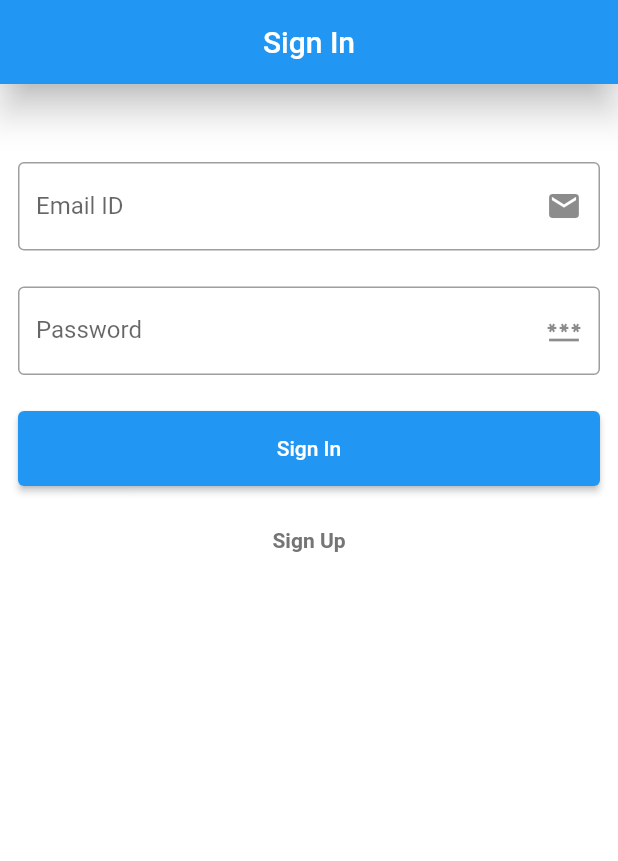
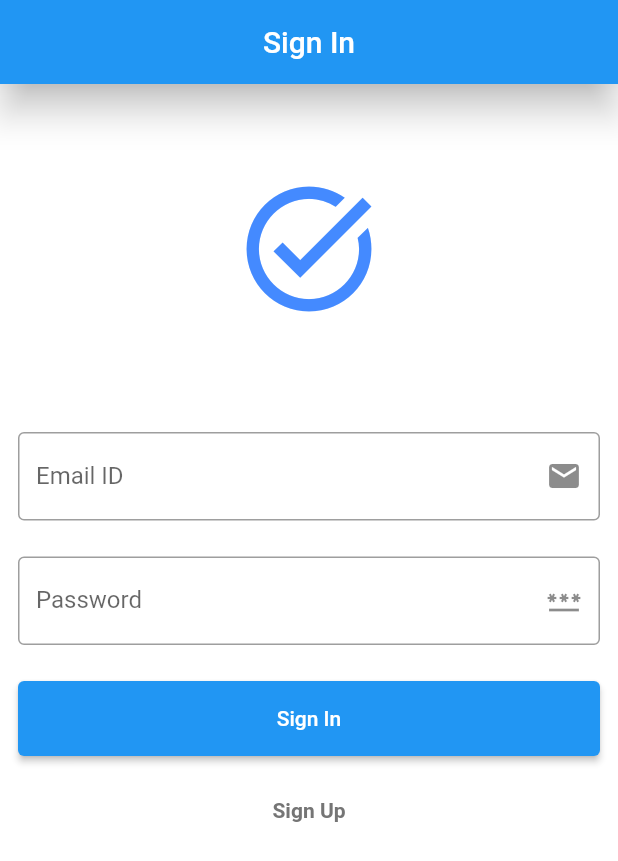
Before and after one commit to akathecoder/Flutter-ToDo-App, a Flutter app: the screen it shows after launch, on a phone screen of 412 x 824 dp. Shown: the top 861 px of the screen. Run offline on Flutter 3.47's test engine with Material 2 defaults, Android fonts, the phone set to English and light mode, and no system bars; our stand-ins replace cloud_firestore, firebase_auth, firebase_core; accounts and stored records are empty.

Commit message:
Added icon to Login Screen

```diff
--- a/lib/Screens/login_page.dart
+++ b/lib/Screens/login_page.dart
@@ -38,6 +38,14 @@ class _LoginPageState extends State<LoginPage> {
       body: Column(
         mainAxisAlignment: MainAxisAlignment.start,
         children: [
+          const Padding(
+            padding: EdgeInsets.only(top: 60.0, bottom: 20.0),
+            child: Icon(
+              Icons.task_alt,
+              size: 100,
+              color: Colors.blueAccent,
+            ),
+          ),
           Padding(
             padding: const EdgeInsets.only(top: 40),
             child: Form(
```
